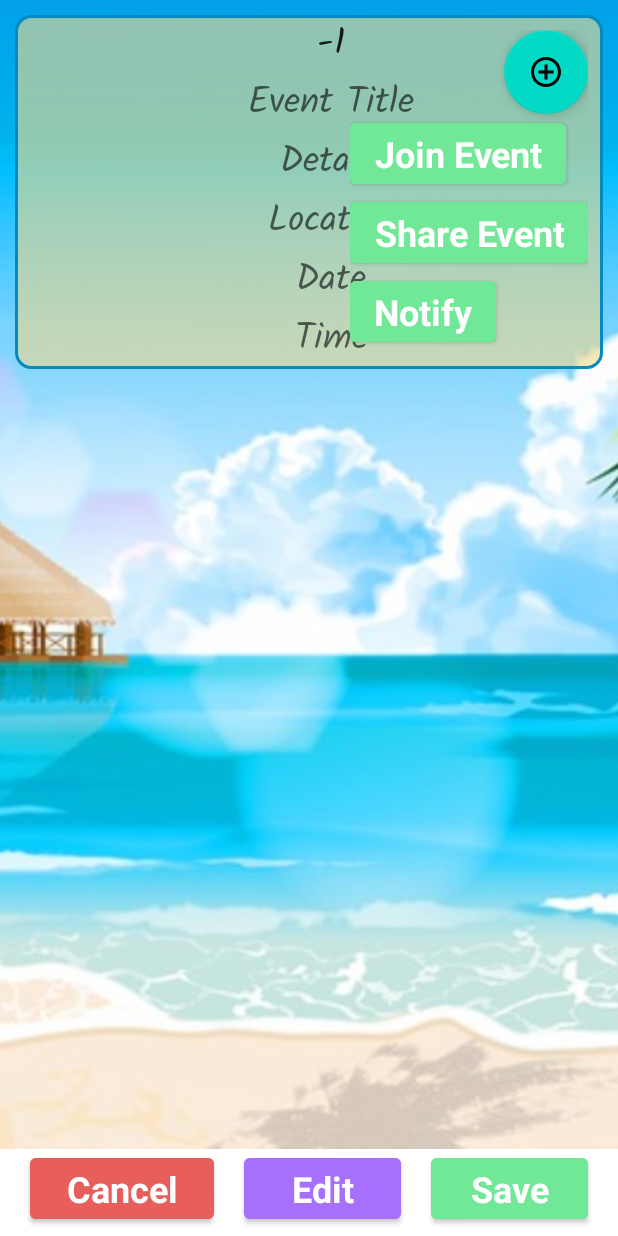
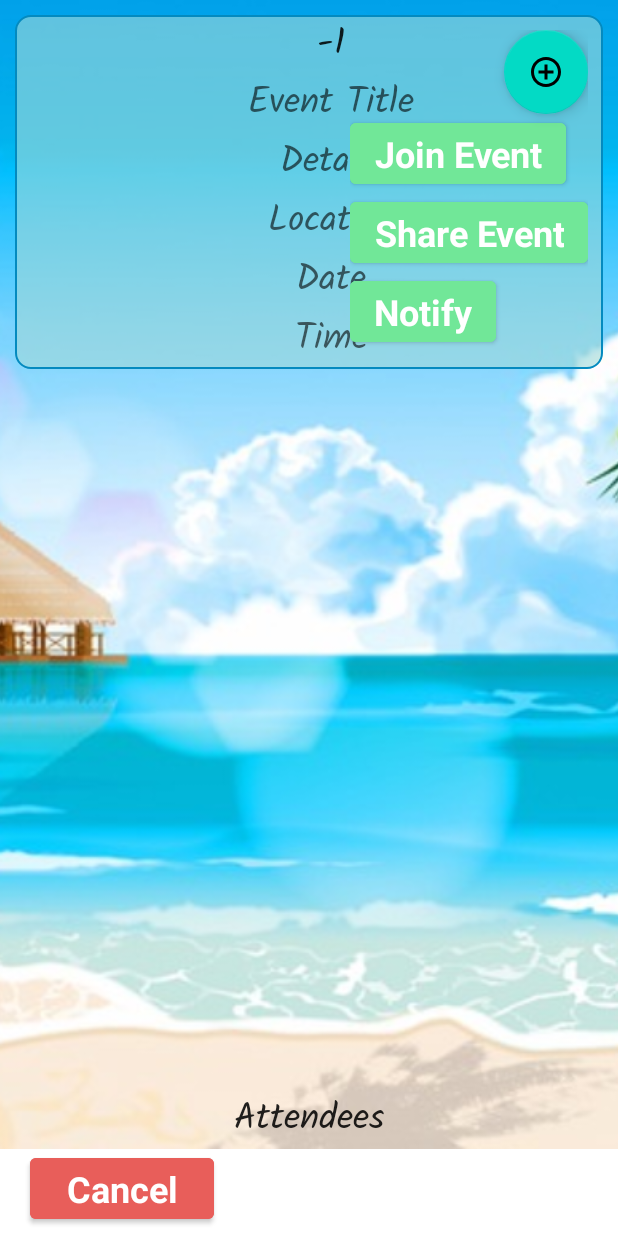
Before and after one commit to pravesh977/petshuddleandroidstudio, an Android app: the SingleEventScreen screen opened directly, with no data from a screen before it, after a tap on an icon or button, on a phone screen of 412 x 824 dp. Run offline under Robolectric (Android 15) with nearby library versions, the phone set to English and light mode, and no system bars; our stand-ins replace Firebase (no records; nobody signed in at launch, a user with empty details on screens opened directly), Volley; network calls fail; 6 statements that could not run were skipped.

Commit message:
fixed delete and edit for pets and events with snackbar

```diff
--- a/app/src/main/java/android/portfolio/petshuddle/Adapter/EventsAdapter.java
+++ b/app/src/main/java/android/portfolio/petshuddle/Adapter/EventsAdapter.java
@@ -49,6 +49,7 @@ public class EventsAdapter extends RecyclerView.Adapter<EventsAdapter.ViewHolder
                     intent.putExtra("eventDetails", currentEvent.getEventDetails());
                     intent.putExtra("eventLocation", currentEvent.getEventLocation());
                     intent.putExtra("eventDateTime", currentEvent.getEventDate());
+                    intent.putExtra("userId", currentEvent.getUserId());
                     context.startActivity(intent);
                 }
             });
--- a/app/src/main/java/android/portfolio/petshuddle/Fragment/SearchFragment.java
+++ b/app/src/main/java/android/portfolio/petshuddle/Fragment/SearchFragment.java
@@ -215,9 +215,10 @@ public class SearchFragment extends Fragment {
                             String eventDetails = reqobject.getString("eventDetails");
                             String eventLocation = reqobject.getString("eventLocation");
                             String eventDate = reqobject.getString("eventDate");
+                            String userId = reqobject.getString("userId");
                             JSONArray petJsonArray = reqobject.getJSONArray("petsListForEvent");
 //                        Log.i("lengthopets: ", String.valueOf(petJsonArray.length()));
-                            Event responseEvent = new Event(eventId, eventTitle, eventDetails, eventLocation, eventDate);
+                            Event responseEvent = new Event(eventId, eventTitle, eventDetails, eventLocation, eventDate, userId);
                             searchedEventsList.add(responseEvent);
 
                         } catch (JSONException e) {
--- a/app/src/main/java/android/portfolio/petshuddle/UI/SingleEventScreen.java
+++ b/app/src/main/java/android/portfolio/petshuddle/UI/SingleEventScreen.java
@@ -40,6 +40,7 @@ import com.android.volley.VolleyError;
 import com.android.volley.toolbox.JsonArrayRequest;
 import com.android.volley.toolbox.JsonObjectRequest;
 import com.google.android.material.floatingactionbutton.FloatingActionButton;
+import com.google.android.material.snackbar.Snackbar;
 import com.google.android.material.timepicker.TimeFormat;
 import com.google.firebase.auth.FirebaseAuth;
 import com.google.firebase.auth.FirebaseUser;
@@ -76,9 +77,10 @@ public class SingleEventScreen extends AppCompatActivity {
     private Button shareEventButton;
     private Button notifyEventButton;
     private FloatingActionButton floatingActionJoinEvent;
+    private Button startEditPetButton;
+    private Button saveEditPetButton;
     private FirebaseAuth mAuth;
     private FirebaseUser currentUser;
-
 
     @Override
     protected void onCreate(Bundle savedInstanceState) {
@@ -90,6 +92,7 @@ public class SingleEventScreen extends AppCompatActivity {
         String eventDetails = getIntent().getStringExtra("eventDetails");
         String eventLocation = getIntent().getStringExtra("eventLocation");
         String eventDateTimeString = getIntent().getStringExtra("eventDateTime");
+        String userId = getIntent().getStringExtra("userId");
 //        Log.i("eventDateTimeString : ", eventDateTimeString);
 
         textViewEventId = findViewById(R.id.textViewEventId);
@@ -103,22 +106,21 @@ public class SingleEventScreen extends AppCompatActivity {
         shareEventButton = findViewById(R.id.shareEventButton);
         notifyEventButton = findViewById(R.id.notifyEventButton);
         floatingActionJoinEvent = findViewById(R.id.floatingActionJoinEvent);
+        startEditPetButton = findViewById(R.id.startEditPetButton);
+        saveEditPetButton = findViewById(R.id.saveEditPetButton);
 
         mAuth = FirebaseAuth.getInstance();
         currentUser = mAuth.getCurrentUser();
+        String currentUserId = currentUser.getUid();
 
         //setting up a toggle for the joinevent button on the floating action button
         floatingActionJoinEvent.setOnClickListener(new View.OnClickListener() {
             @Override
             public void onClick(View view) {
                 if (joinEventButton.getVisibility() == View.INVISIBLE) {
-                    joinEventButton.setVisibility(View.VISIBLE);
-                    shareEventButton.setVisibility(View.VISIBLE);
-                    notifyEventButton.setVisibility(View.VISIBLE);
+                    displayButtonsCollection();
                 } else {
-                    joinEventButton.setVisibility(View.INVISIBLE);
-                    shareEventButton.setVisibility(View.INVISIBLE);
-                    notifyEventButton.setVisibility(View.INVISIBLE);
+                    hideButtonsCollection();
                 }
             }
         });
@@ -136,6 +138,8 @@ public class SingleEventScreen extends AppCompatActivity {
 
                 Intent shareIntent = Intent.createChooser(sendIntent, null);
                 startActivity(shareIntent);
+
+                hideButtonsCollection();
             }
         });
 
@@ -238,6 +242,13 @@ public class SingleEventScreen extends AppCompatActivity {
 
         MySingletonRequestQueue.getInstance(this).addToRequestQueue(request);
 
+        if(currentUserId.equals(userId)) {
+            startEditPetButton.setVisibility(View.VISIBLE);
+            saveEditPetButton.setVisibility(View.VISIBLE);
+        } else {
+            startEditPetButton.setVisibility(View.INVISIBLE);
+            saveEditPetButton.setVisibility(View.INVISIBLE);
+        }
     }
 
     public void openDatePickerForEvent(LocalDate givenLocalDate) {
@@ -306,6 +317,7 @@ public class SingleEventScreen extends AppCompatActivity {
             petJson.put("eventDetails", details);
             petJson.put("eventLocation", location);
             petJson.put("eventDate", dateTime);
+            petJson.put("userId", getIntent().getStringExtra("userId"));
         } catch (JSONException ex) {
             ex.printStackTrace();
         }
@@ -321,7 +333,6 @@ public class SingleEventScreen extends AppCompatActivity {
             public void onErrorResponse(VolleyError error) {
                 error.printStackTrace();
                 Toast.makeText(SingleEventScreen.this, "Something went wrong: " + error.getMessage(), Toast.LENGTH_LONG).show();
-
             }
         }) {
             @Override
@@ -441,6 +452,7 @@ public class SingleEventScreen extends AppCompatActivity {
                 }
             });
             myPetChooserDialog.show();
+            hideButtonsCollection();
         }
     };
 
@@ -523,10 +535,29 @@ public class SingleEventScreen extends AppCompatActivity {
 //            Log.i("mytime ", ZonedDateTime.now().toString());
 //            Log.i("localdatetime ", LocalDateTime.now().toString());
 //            Log.i("utc ", Instant.now().toString());
+            hideButtonsCollection();
+            Snackbar.make(petsForEventsRecyclerView, "You will be notified 3 hours before the event begins", Snackbar.LENGTH_LONG).show();
         }
     };
 
+    public void displayButtonsCollection() {
+        joinEventButton.setVisibility(View.VISIBLE);
+        joinEventButton.animate().alpha(1f).setDuration(500);
+        shareEventButton.setVisibility(View.VISIBLE);
+        shareEventButton.animate().alpha(1f).setDuration(500);
+        notifyEventButton.setVisibility(View.VISIBLE);
+        notifyEventButton.animate().alpha(1f).setDuration(500);
+    }
 
+    public void hideButtonsCollection() {
+        joinEventButton.animate().alpha(0f).setDuration(500);
+        joinEventButton.setVisibility(View.INVISIBLE);
+        shareEventButton.animate().alpha(0f).setDuration(500);
+        shareEventButton.setVisibility(View.INVISIBLE);
+        notifyEventButton.animate().alpha(0f).setDuration(500);
+        notifyEventButton.setVisibility(View.INVISIBLE);
+        //notifyEventButton.animate().alpha(0.0f).setDuration(2000);
+    }
 
     @Override
     protected void onStart() {
--- a/app/src/main/res/drawable/roundedeventbackground.xml
+++ b/app/src/main/res/drawable/roundedeventbackground.xml
@@ -1,7 +1,7 @@
 <?xml version="1.0" encoding="utf-8"?>
 <shape xmlns:android="http://schemas.android.com/apk/res/android">
     <corners  android:radius="10dp"/>
-    <stroke android:color="#048ABF" android:width="2dp"/>
-    <solid android:color="#99F2D98D"/>
+    <stroke android:color="#048ABF" android:width="1dp"/>
+    <solid android:color="#99A0D9D9"/>
     <padding android:left="30dp"/>
 </shape>
--- a/app/src/main/res/drawable/roundedpetscornerbackground.xml
+++ b/app/src/main/res/drawable/roundedpetscornerbackground.xml
@@ -1,7 +1,7 @@
 <?xml version="1.0" encoding="utf-8"?>
 <shape xmlns:android="http://schemas.android.com/apk/res/android">
     <corners  android:radius="10dp"/>
-    <stroke android:color="#F7C9BA" android:width="2dp"/>
-    <solid android:color="#99BAD5F8"/>
+    <stroke android:color="#037F8C" android:width="1dp"/>
+    <solid android:color="#F2D98D"/>
     <padding android:left="30dp"/>
 </shape>
--- a/app/src/main/res/layout/activity_add_new_event_screen.xml
+++ b/app/src/main/res/layout/activity_add_new_event_screen.xml
@@ -49,6 +49,7 @@
                     android:hint="Details"
                     android:textAlignment="center"
                     style="@style/PetsListStyle"
+                    android:maxLength="1500"
                     />
 
                 <EditText
@@ -65,7 +66,9 @@
                     android:layout_height="wrap_content"
                     android:hint="Date"
                     style="@style/PetsListStyle"
-                    android:textAlignment="center"/>
+                    android:textAlignment="center"
+                    android:layout_marginTop="10dp"
+                    android:layout_marginBottom="10dp"/>
 
                 <TextView
                     android:id="@+id/textViewEventTime"
--- a/app/src/main/res/layout/activity_add_new_pet_screen.xml
+++ b/app/src/main/res/layout/activity_add_new_pet_screen.xml
@@ -28,7 +28,8 @@
                 android:layout_height="match_parent"
                 android:orientation="vertical"
                 android:layout_margin="20dp"
-                android:layout_gravity="center">
+                android:layout_gravity="center"
+                android:background="#99F0F0F2">
 
 
                 <EditText
--- a/app/src/main/res/layout/activity_single_event_screen.xml
+++ b/app/src/main/res/layout/activity_single_event_screen.xml
@@ -5,7 +5,8 @@
     android:layout_width="match_parent"
     android:layout_height="match_parent"
     tools:context=".UI.SingleEventScreen"
-    android:orientation="vertical">
+    android:orientation="vertical"
+    >
 
 
     <FrameLayout
@@ -66,7 +67,8 @@
                     android:cursorVisible="false"
                     style="@style/PetsListStyle"
                     android:background="@null"
-                    android:textAlignment="center"/>
+                    android:textAlignment="center"
+                    android:maxLength="1500"/>
 
                 <EditText
                     android:id="@+id/editTextEventLocation"
@@ -108,16 +110,31 @@
                     android:textAlignment="center"/>
             </LinearLayout>
 
+    </ScrollView>
+        <androidx.constraintlayout.widget.ConstraintLayout
+            android:layout_width="match_parent"
+            android:layout_height="wrap_content"
+            android:layout_gravity="bottom|center">
+            <TextView
+                app:layout_constraintBottom_toTopOf="@+id/petsForEventsRecyclerView"
+                android:layout_width="match_parent"
+                android:layout_height="wrap_content"
+                style="@style/PetsListStyle"
+                android:textAlignment="center"
+                android:text="Attendees"
+                />
+            <androidx.recyclerview.widget.RecyclerView
+                android:id="@+id/petsForEventsRecyclerView"
+                android:layout_width="wrap_content"
+                android:layout_height="wrap_content"
+                android:orientation="horizontal"
+                app:layoutManager="androidx.recyclerview.widget.LinearLayoutManager"
+                app:layout_constraintRight_toRightOf="parent"
+                app:layout_constraintLeft_toLeftOf="parent"
+                app:layout_constraintBottom_toBottomOf="parent"/>
 
+        </androidx.constraintlayout.widget.ConstraintLayout>
 
-    </ScrollView>
-        <androidx.recyclerview.widget.RecyclerView
-            android:id="@+id/petsForEventsRecyclerView"
-            android:layout_width="wrap_content"
-            android:layout_height="wrap_content"
-            android:orientation="horizontal"
-            app:layoutManager="androidx.recyclerview.widget.LinearLayoutManager"
-            android:layout_gravity="bottom|center"/>
 
         <LinearLayout
             android:layout_width="wrap_content"
```
Also changed, not shown: app/src/main/java/android/portfolio/petshuddle/Entity/Event.java (+11 -1 lines), app/src/main/java/android/portfolio/petshuddle/Fragment/EventFragment.java (+27 -8 lines), app/src/main/java/android/portfolio/petshuddle/UI/AddNewEventScreen.java (+9 -0 lines), app/src/main/java/android/portfolio/petshuddle/UI/SinglePetScreen.java (+23 -0 lines), app/src/main/res/layout/pet_item.xml (+16 -11 lines).
